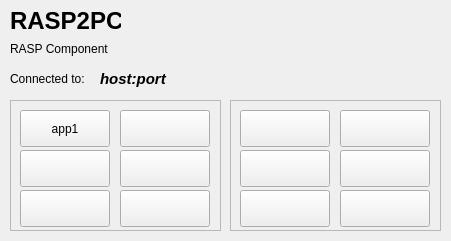
Above: rasp_component.ui from seepiol/Rasp2Pc before the change. Below: the same form after it.
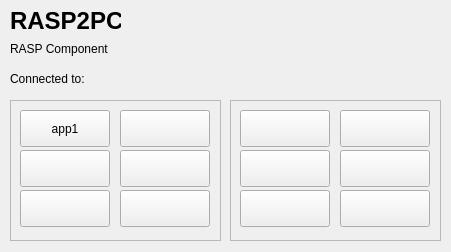
That is the form after the change.

Patch:
```diff
--- a/rasp_component.ui
+++ b/rasp_component.ui
@@ -7,7 +7,7 @@
     <x>0</x>
     <y>0</y>
     <width>451</width>
-    <height>241</height>
+    <height>252</height>
    </rect>
   </property>
   <property name="windowTitle">
@@ -63,9 +63,9 @@
    <widget class="QLabel" name="pc_info_label">
     <property name="geometry">
      <rect>
-      <x>100</x>
+      <x>110</x>
       <y>70</y>
-      <width>71</width>
+      <width>181</width>
       <height>18</height>
      </rect>
     </property>
@@ -78,7 +78,7 @@
      </font>
     </property>
     <property name="text">
-     <string>host:port</string>
+     <string/>
     </property>
    </widget>
    <widget class="QFrame" name="app_frame">
@@ -87,7 +87,7 @@
       <x>10</x>
       <y>100</y>
       <width>211</width>
-      <height>131</height>
+      <height>141</height>
      </rect>
     </property>
     <property name="frameShape">
@@ -181,7 +181,7 @@
       <x>230</x>
       <y>100</y>
       <width>211</width>
-      <height>131</height>
+      <height>141</height>
      </rect>
     </property>
     <property name="frameShape">
```
